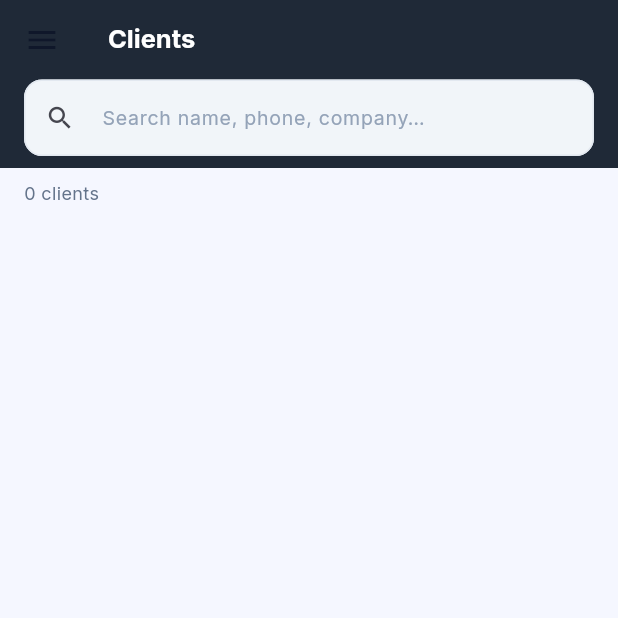
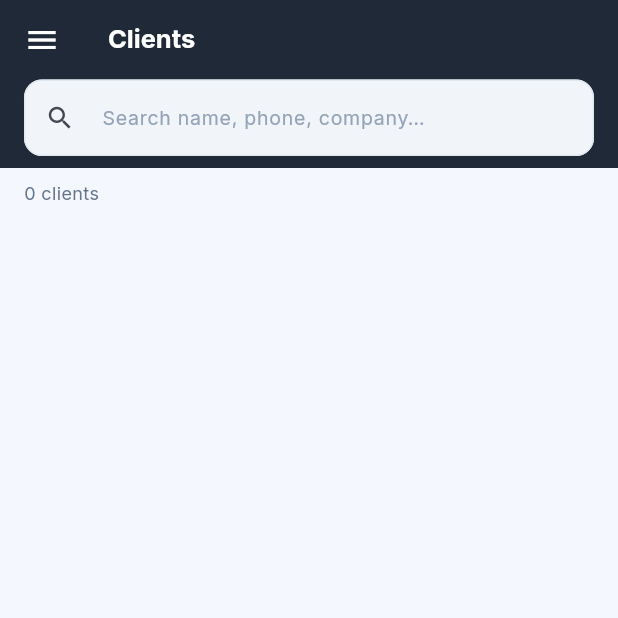
Before and after one commit to prateeksharmaand/motipaperconvertors, a Flutter app: the _ClientsView screen opened directly, on a phone screen of 412 x 824 dp, the top half of it. Run offline on Flutter 3.47's test engine with Material 3 defaults, Android fonts, the phone set to English and light mode, and no system bars; our stand-ins replace bloc, dio, equatable, firebase_core, firebase_messaging, fl_chart and 6 more; accounts and stored records are empty; network calls fail.

Commit message:
fix: clients hamburger icon color to white
Co-Authored-By: Claude Sonnet 4.6 <noreply@anthropic.com>

```diff
--- a/mobile_admin/lib/features/clients/clients_screen.dart
+++ b/mobile_admin/lib/features/clients/clients_screen.dart
@@ -149,7 +149,7 @@ class _ClientsViewState extends State<_ClientsView> {
           child: CustomScrollView(controller: _scrollCtrl, slivers: [
             SliverAppBar(
               pinned: true, title: const Text('Clients'),
-              leading: IconButton(icon: const Icon(Icons.menu), color: AppColors.textPrimary, onPressed: () => drawerScaffoldKey.currentState?.openDrawer()),
+              leading: IconButton(icon: const Icon(Icons.menu, color: Colors.white), onPressed: () => drawerScaffoldKey.currentState?.openDrawer()),
               bottom: PreferredSize(
                 preferredSize: const Size.fromHeight(56),
                 child: Padding(
```
